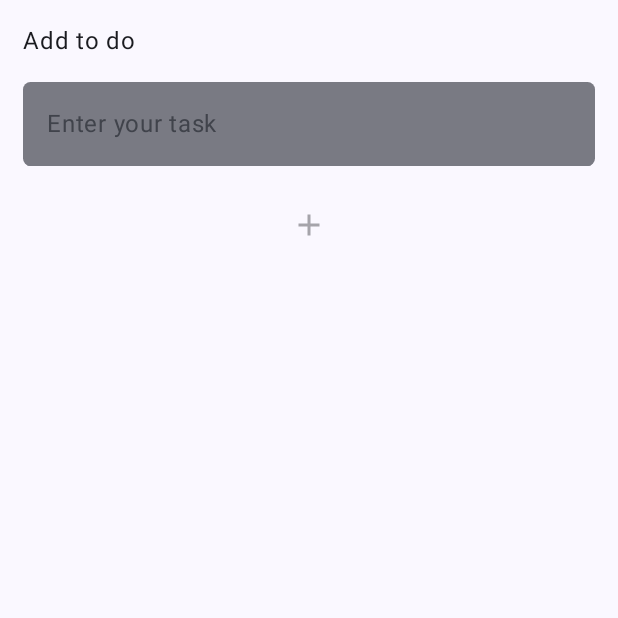
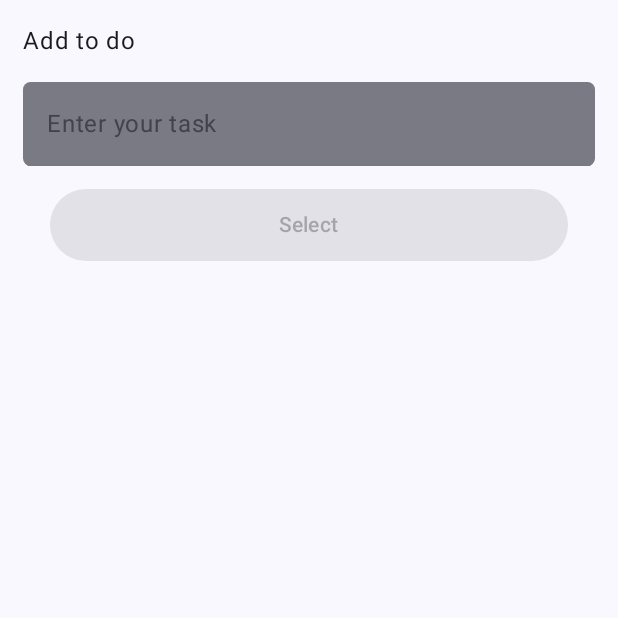
Before and after one commit to umutsaydam/ZenFocus, an Android app built with Jetpack Compose: the composable AddToDo shown on its own in the app's theme, on a phone screen of 412 x 824 dp, the top half of it. Run offline under Robolectric (Android 15) with nearby library versions, the phone set to English and light mode, and no system bars.

Commit message:
Edit: toDo panel was changed

```diff
--- a/app/src/main/java/com/umutsaydam/zenfocus/presentation/auth/FormTextField.kt
+++ b/app/src/main/java/com/umutsaydam/zenfocus/presentation/auth/FormTextField.kt
@@ -36,10 +36,9 @@ fun FormTextField(
     )
     TextField(
         modifier = Modifier
-
             .fillMaxWidth(),
         value = value,
-        onValueChange = { onValueChanged(value) },
+        onValueChange = { onValueChanged(it) },
         placeholder = { Text(placeHolder) },
         keyboardOptions = keyboardOptions,
         singleLine = true,
--- a/app/src/main/java/com/umutsaydam/zenfocus/presentation/home/AddToDo.kt
+++ b/app/src/main/java/com/umutsaydam/zenfocus/presentation/home/AddToDo.kt
@@ -1,14 +1,16 @@
 package com.umutsaydam.zenfocus.presentation.home
 
 import androidx.compose.foundation.layout.Arrangement
+import androidx.compose.foundation.layout.Box
 import androidx.compose.foundation.layout.Column
 import androidx.compose.foundation.layout.fillMaxWidth
 import androidx.compose.foundation.layout.height
 import androidx.compose.foundation.layout.padding
+import androidx.compose.foundation.shape.RoundedCornerShape
 import androidx.compose.foundation.text.KeyboardOptions
-import androidx.compose.material3.Icon
-import androidx.compose.material3.IconButton
+import androidx.compose.material3.Button
 import androidx.compose.material3.MaterialTheme
+import androidx.compose.material3.Text
 import androidx.compose.material3.TextFieldDefaults
 import androidx.compose.runtime.Composable
 import androidx.compose.runtime.getValue
@@ -18,13 +20,14 @@ import androidx.compose.runtime.setValue
 import androidx.compose.ui.Alignment
 import androidx.compose.ui.Modifier
 import androidx.compose.ui.graphics.Color
-import androidx.compose.ui.res.painterResource
 import androidx.compose.ui.res.stringResource
 import androidx.compose.ui.text.input.ImeAction
 import androidx.compose.ui.text.input.KeyboardType
 import com.umutsaydam.zenfocus.R
 import com.umutsaydam.zenfocus.presentation.Dimens.BUTTON_HEIGHT_MEDIUM
+import com.umutsaydam.zenfocus.presentation.Dimens.CORNER_SMALL
 import com.umutsaydam.zenfocus.presentation.Dimens.PADDING_MEDIUM1
+import com.umutsaydam.zenfocus.presentation.Dimens.PADDING_MEDIUM2
 import com.umutsaydam.zenfocus.presentation.auth.FormTextField
 
 @Composable
@@ -62,7 +65,13 @@ fun AddToDo(
             )
         )
 
-        IconButton(
+        Box(
+            modifier = Modifier
+                .fillMaxWidth()
+                .padding(horizontal = PADDING_MEDIUM2),
+            contentAlignment = Alignment.Center
+        ) {
+            Button(
                 modifier = Modifier
                     .fillMaxWidth()
                     .height(BUTTON_HEIGHT_MEDIUM),
@@ -71,10 +80,10 @@ fun AddToDo(
                 },
                 enabled = toDoTask.isNotEmpty()
             ) {
-            Icon(
-                painter = painterResource(R.drawable.ic_add),
-                contentDescription = stringResource(R.string.add_to_do_button)
+                Text(
+                    text = stringResource(R.string.select)
                 )
             }
         }
     }
+}
--- a/app/src/main/res/values/strings.xml
+++ b/app/src/main/res/values/strings.xml
@@ -31,5 +31,6 @@
     <string name="pomodoro_start">Start pomodoro</string>
     <string name="pomodoro_sounds">Pomodoro sounds</string>
     <string name="add_to_do_button">Add to do button</string>
+    <string name="select">Select</string>
 
 </resources>
```
Lines whose indentation alone changed are shown as unchanged.
